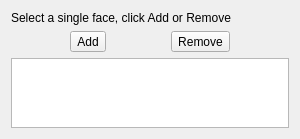
Before: the Qt Designer form src/Mod/Fem/Gui/TaskFemConstraintPlaneRotation.ui in southseact-3d/fcd, drawn with Qt 5.
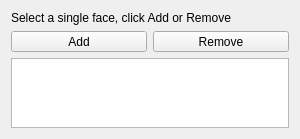
After: the same form once the commit is applied.

Commit message:
[FEM] Expand Add/Remove buttons in constraint tasks
Minor UI improvement. The behavior had changed when the buttons were changed
from `QPushButton` to `QToolButton` in 457c8b6de2626e0ed5bc56fcce7aaf9d784dbc1d.

The edit to the form file:
```diff
--- a/src/Mod/Fem/Gui/TaskFemConstraintPlaneRotation.ui
+++ b/src/Mod/Fem/Gui/TaskFemConstraintPlaneRotation.ui
@@ -25,6 +25,12 @@
     <layout class="QHBoxLayout" name="hLayout1">
      <item>
       <widget class="QToolButton" name="btnAdd">
+       <property name="sizePolicy">
+        <sizepolicy hsizetype="Expanding" vsizetype="Fixed">
+         <horstretch>0</horstretch>
+         <verstretch>0</verstretch>
+        </sizepolicy>
+       </property>
        <property name="text">
         <string>Add</string>
        </property>
@@ -35,6 +41,12 @@
      </item>
      <item>
       <widget class="QToolButton" name="btnRemove">
+       <property name="sizePolicy">
+        <sizepolicy hsizetype="Expanding" vsizetype="Fixed">
+         <horstretch>0</horstretch>
+         <verstretch>0</verstretch>
+        </sizepolicy>
+       </property>
        <property name="text">
         <string>Remove</string>
        </property>
```
The commit also changes 9 other files.
